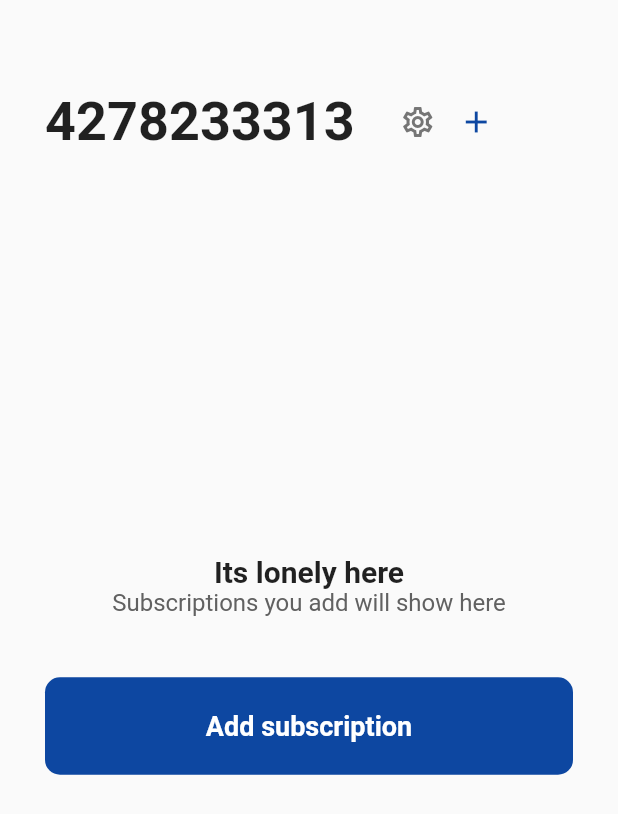
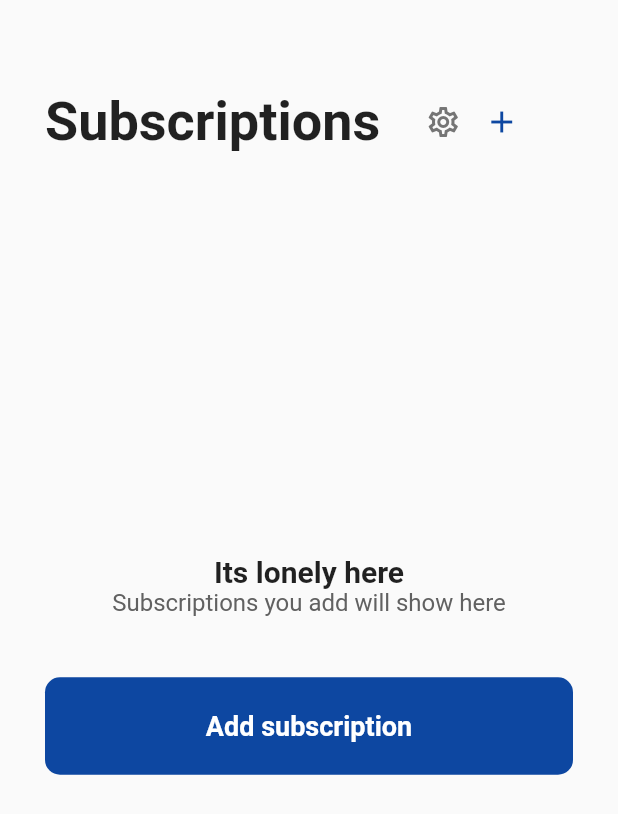
Before and after one commit to bralash/subman_flutter, a Flutter app: the screen it shows once a user with an empty profile is signed in, on a phone screen of 412 x 824 dp. Shown: the top 814 px of the screen. Run offline on Flutter 3.47's test engine with Material 2 defaults, Android fonts, the phone set to English and light mode, and no system bars; our stand-ins replace cloud_firestore, firebase_auth, firebase_core, google_sign_in; accounts and stored records are empty; Roboto replaces fonts that are missing (SFPro).

Commit message:
Did final cleanup

```diff
--- a/lib/pages/subscriptions.dart
+++ b/lib/pages/subscriptions.dart
@@ -19,6 +19,7 @@ class Subscriptions extends StatefulWidget {
 class _SubscriptionsState extends State<Subscriptions> {
   final Stream<QuerySnapshot> _subscriptionStream =
       FirebaseFirestore.instance.collection("subscriptions").snapshots();
+
 
   @override
   Widget build(BuildContext context) {
@@ -55,8 +56,8 @@ class _SubscriptionsState extends State<Subscriptions> {
                 // ignore: prefer_const_literals_to_create_immutables
                 children: [
                   Text(
-                    // 'Subscriptions',
-                    Color(0xFF00a8e1).value.toString(),
+                    'Subscriptions',
+                    // Color(0xFF00a8e1).value.toString(),
                     style: TextStyle(
                       fontFamily: 'SFPro',
                       fontWeight: FontWeight.bold,
```
